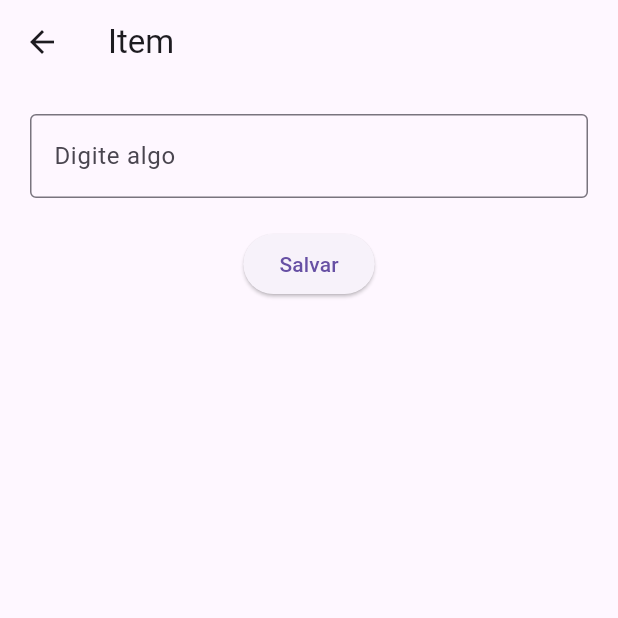
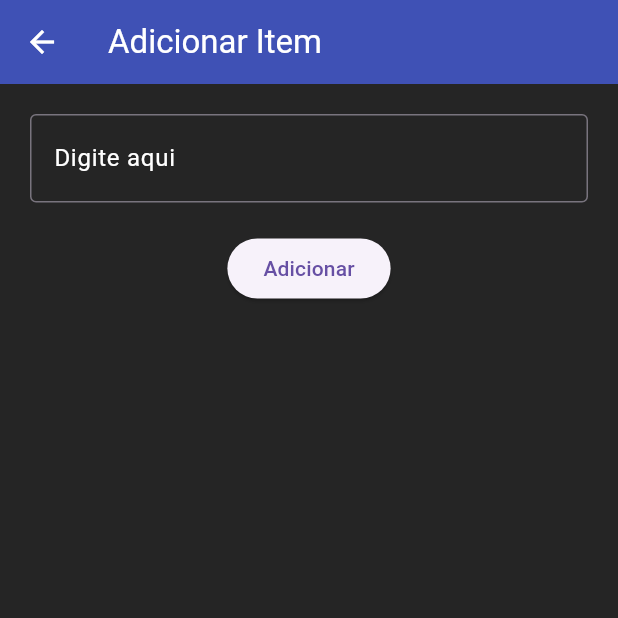
Before and after one commit to hugohvm25/av1_hugo_app_moveis, a Flutter app: the SegundaTela screen opened by its route, on a phone screen of 412 x 824 dp, the top half of it. Run offline on Flutter 3.47's test engine with Material 3 defaults, Android fonts, the light colour scheme and no system bars.

Commit message:
atualização da aplicação

```diff
--- a/lib/telas/segunda_tela.dart
+++ b/lib/telas/segunda_tela.dart
@@ -13,16 +13,26 @@ class _SegundaTelaState extends State<SegundaTela> {
   @override
   void didChangeDependencies() {
     super.didChangeDependencies();
-    final texto = ModalRoute.of(context)!.settings.arguments;
-    if (texto != null && texto is String) {
+
+    var texto = ModalRoute.of(context)!.settings.arguments;
+
+    if (texto is String) {
       _controlador.text = texto;
     }
   }
 
+
   @override
   Widget build(BuildContext context) {
     return Scaffold(
-      appBar: AppBar(title: const Text('Item')),
+      appBar: AppBar(
+          title: const Text('Adicionar Item', style: TextStyle(color: Colors.white)),
+      backgroundColor: Colors.indigo,
+        iconTheme: const IconThemeData(
+            color: Colors.white
+        ),
+      ),
+      backgroundColor: Color.fromRGBO(37, 37, 37, 1.0),
       body: Padding(
         padding: const EdgeInsets.all(20),
         child: Column(
@@ -30,8 +40,12 @@ class _SegundaTelaState extends State<SegundaTela> {
             TextField(
               controller: _controlador,
               decoration: const InputDecoration(
-                labelText: 'Digite algo',
-                border: OutlineInputBorder(), // 👉 contorno aplicado aqui
+                labelText: 'Digite aqui', labelStyle: TextStyle(color: Colors.white),
+                border: OutlineInputBorder(),
+              ),
+              style: TextStyle(
+                color: Colors.white, // Cor do texto digitado
+                fontSize: 18,        // Tamanho do texto (opcional)
               ),
             ),
             const SizedBox(height: 20),
@@ -39,7 +53,7 @@ class _SegundaTelaState extends State<SegundaTela> {
               onPressed: () {
                 Navigator.pop(context, _controlador.text);
               },
-              child: const Text('Salvar'),
+              child: const Text('Adicionar'),
             )
           ],
         ),
```
Also changed, not shown: lib/telas/primeira_tela.dart (+136 -11 lines), lib/telas/terceira_tela.dart (+35 -6 lines).
